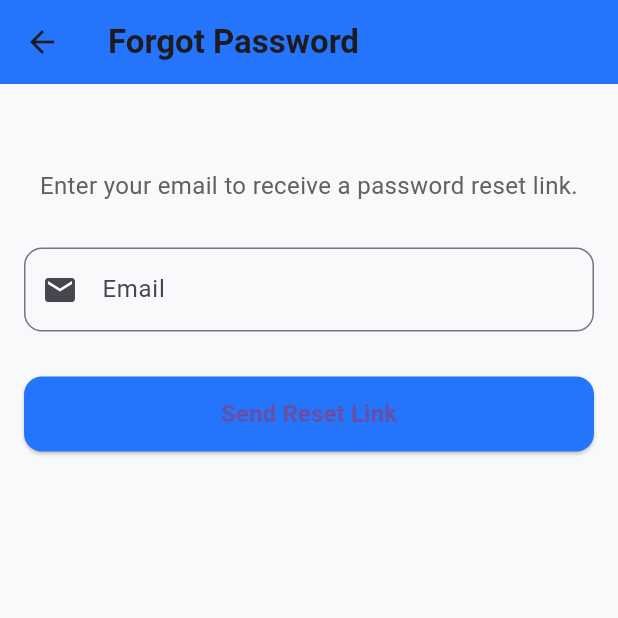
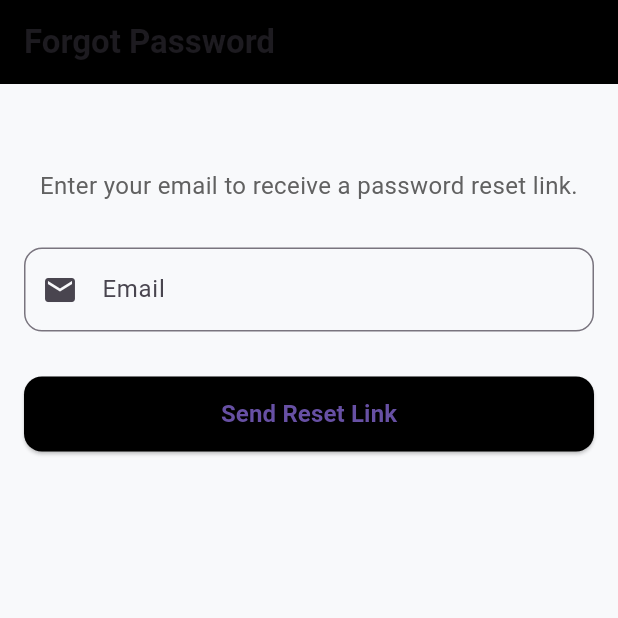
Before and after one commit to livingspark108/Deineputzcrew-mobile-app, a Flutter app: the ForgotPasswordScreen screen opened directly, on a phone screen of 412 x 824 dp, the top half of it. Run offline on Flutter 3.47's test engine with Material 3 defaults, Android fonts, the phone set to English and light mode, and no system bars; our stand-ins replace connectivity_plus, device_info_plus, geolocator, image_picker, shared_preferences, sqflite; accounts and stored records are empty.

Commit message:
first commit

```diff
--- a/lib/forgetpasswordscreen.dart
+++ b/lib/forgetpasswordscreen.dart
@@ -42,7 +42,7 @@ class _ForgotPasswordScreenState extends State<ForgotPasswordScreen> {
           'Forgot Password',
           style: TextStyle(fontWeight: FontWeight.w600),
         ),
-        backgroundColor: const Color(0xFF2575FC),
+        backgroundColor: const Color(0xFF000000),
         elevation: 0,
       ),
       body: Padding(
@@ -88,7 +88,7 @@ class _ForgotPasswordScreenState extends State<ForgotPasswordScreen> {
               child: ElevatedButton(
                 onPressed: _isSubmitting ? null : _submit,
                 style: ElevatedButton.styleFrom(
-                  backgroundColor: const Color(0xFF2575FC),
+                  backgroundColor: const Color(0xFF000000),
                   shape: RoundedRectangleBorder(
                       borderRadius: BorderRadius.circular(12)),
                 ),
```
Also changed, not shown: lib/login.dart (+6 -1 lines), pubspec.lock.
